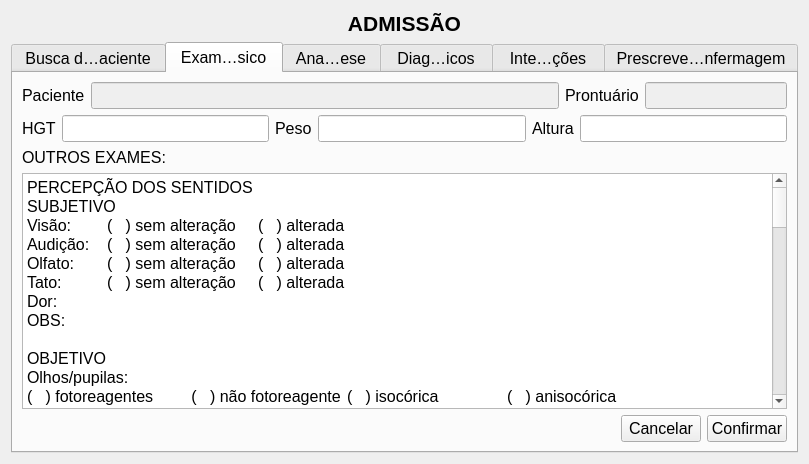
This is GUI/intake.ui in LCapanelli/RP3 as Qt 5 draws it before an edit. The edited form follows.
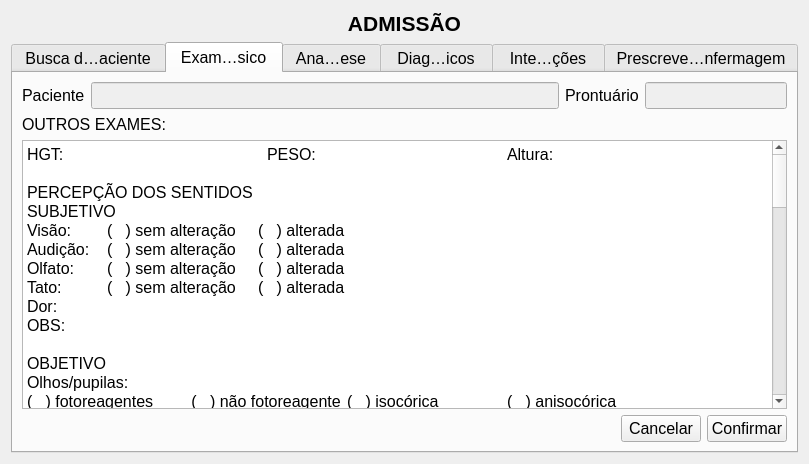
This is the edited form. The open tabs and pages were chosen to show the change.

Commit message: Intake project

The edit to the form file:
```diff
--- a/GUI/intake.ui
+++ b/GUI/intake.ui
@@ -210,50 +210,7 @@
          </item>
         </layout>
        </item>
-       <item row="1" column="0" colspan="2">
-        <layout class="QHBoxLayout" name="horizontalLayout_97">
-         <item>
-          <widget class="QLabel" name="label_hgt_2">
-           <property name="text">
-            <string>HGT</string>
-           </property>
-           <property name="buddy">
-            <cstring>lineEdit_hgt</cstring>
-           </property>
-          </widget>
-         </item>
-         <item>
-          <widget class="QLineEdit" name="lineEdit_hgt_2"/>
-         </item>
-         <item>
-          <widget class="QLabel" name="label_pesoP_2">
-           <property name="text">
-            <string>Peso</string>
-           </property>
-           <property name="buddy">
-            <cstring>lineEdit_pesoP</cstring>
-           </property>
-          </widget>
-         </item>
-         <item>
-          <widget class="QLineEdit" name="lineEdit_pesoP_2"/>
-         </item>
-         <item>
-          <widget class="QLabel" name="label_alturaP_2">
-           <property name="text">
-            <string>Altura</string>
-           </property>
-           <property name="buddy">
-            <cstring>lineEdit_alturaP</cstring>
-           </property>
-          </widget>
-         </item>
-         <item>
-          <widget class="QLineEdit" name="lineEdit_alturaP_2"/>
-         </item>
-        </layout>
-       </item>
-       <item row="2" column="0">
+       <item row="1" column="0">
         <widget class="QLabel" name="label_outrosFisicos_2">
          <property name="text">
           <string>OUTROS EXAMES:</string>
@@ -263,10 +220,12 @@
          </property>
         </widget>
        </item>
-       <item row="3" column="0" colspan="2">
+       <item row="2" column="0" colspan="2">
         <widget class="QPlainTextEdit" name="plainTextEdit_outrosFisicos_2">
          <property name="plainText">
-          <string>PERCEPÇÃO DOS SENTIDOS 
+          <string>HGT:			PESO:			Altura:
+
+PERCEPÇÃO DOS SENTIDOS 
 SUBJETIVO
 Visão:	(   ) sem alteração     (   ) alterada
 Audição:	(   ) sem alteração     (   ) alterada
```
Left out of the diff: 4 changed lines with no effect on the pictures. The commit also changes 19 other files.
